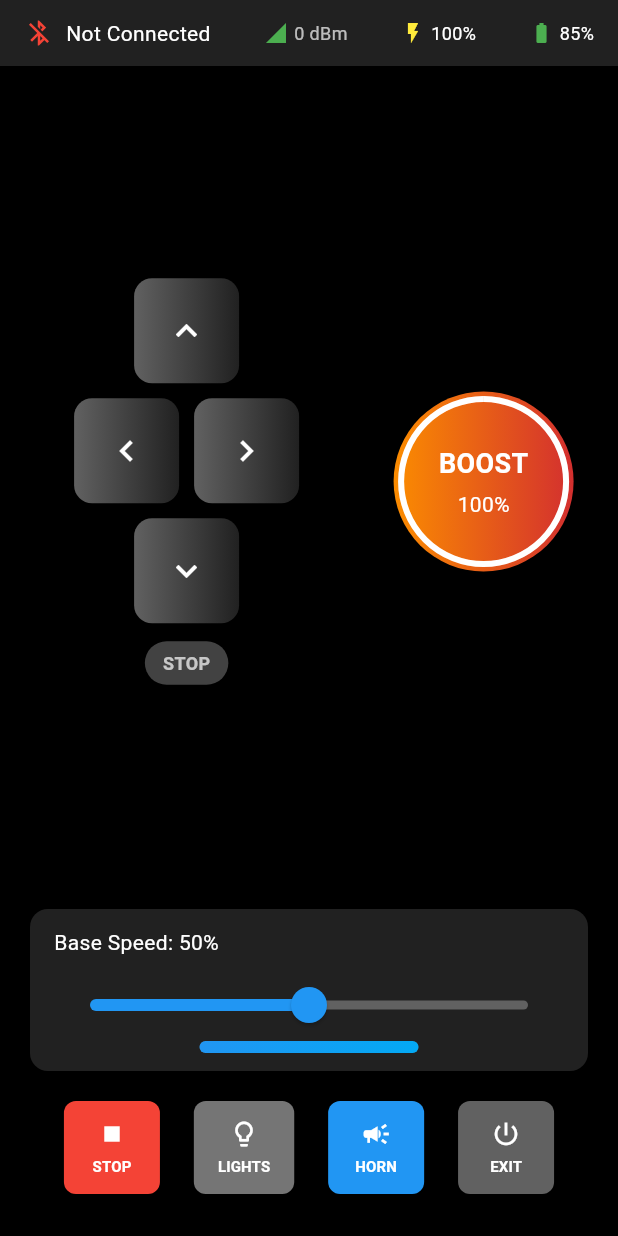
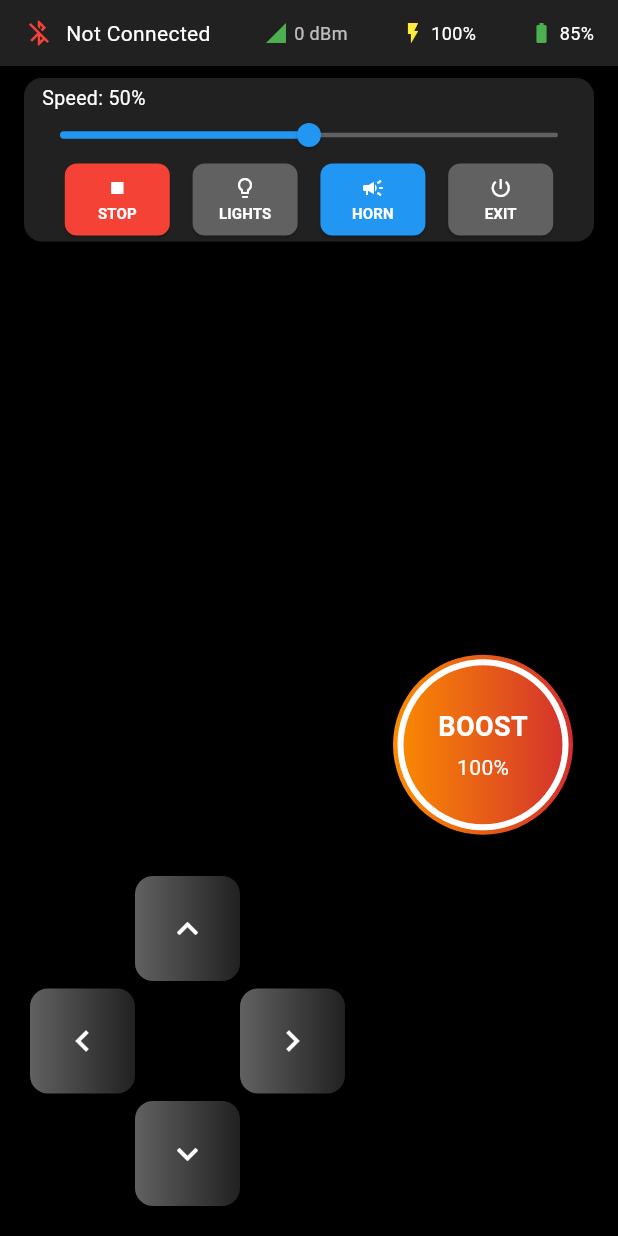
Before and after one commit to austin207/E-ATV-Controller, a Flutter app: the ControllerScreen screen opened directly, on a phone screen of 412 x 824 dp. Run offline on Flutter 3.47's test engine with Material 3 defaults, Android fonts, the light colour scheme and no system bars; our stand-ins replace flutter_blue_plus, permission_handler; missing offline and left inert: wifi_scan.

Commit message:
improved ui and added demo check

```diff
--- a/lib/screens/controller_screen.dart
+++ b/lib/screens/controller_screen.dart
@@ -6,7 +6,6 @@ import '../widgets/controls/arrow_controls.dart';
 import '../widgets/controls/boost_button.dart';
 import '../widgets/controls/speed_slider.dart';
 import '../widgets/common/status_bar.dart';
-import '../widgets/common/action_buttons.dart';
 
 class ControllerScreen extends StatelessWidget {
   const ControllerScreen({Key? key}) : super(key: key);
@@ -21,38 +20,110 @@ class ControllerScreen extends StatelessWidget {
             // Status Bar
             const StatusBar(),
 
-            // Main Control Area
+            // Combined Speed Control + Action Buttons
+            // Combined Speed Control + Action Buttons (Optimized)
+            Container(
+              margin: const EdgeInsets.symmetric(horizontal: 16, vertical: 8),
+              padding: const EdgeInsets.symmetric(horizontal: 12, vertical: 4), // Reduced padding
+              decoration: BoxDecoration(
+                color: Colors.grey[900],
+                borderRadius: BorderRadius.circular(12),
+              ),
+              child: Column(
+                mainAxisSize: MainAxisSize.min,
+                children: [
+                  // Speed Slider
+                  Consumer<ControllerProvider>(
+                    builder: (context, controller, child) {
+                      return SpeedSlider(
+                        speed: controller.speed,
+                        effectiveSpeed: controller.effectiveSpeed,
+                        onSpeedChanged: controller.setSpeed,
+                      );
+                    },
+                  ),
+
+                  // Action Buttons Row (No SizedBox - direct placement)
+                  Consumer2<ControllerProvider, ConnectionProvider>(
+                    builder: (context, controller, connection, child) {
+                      return Padding(
+                        padding: const EdgeInsets.only(top: 4), // Minimal spacing
+                        child: Row(
+                          mainAxisAlignment: MainAxisAlignment.spaceEvenly,
+                          children: [
+                            // STOP Button
+                            _buildCompactButton(
+                              onPressed: controller.emergencyStop,
+                              color: Colors.red,
+                              label: 'STOP',
+                              icon: Icons.stop,
+                            ),
+
+                            // LIGHTS Button
+                            _buildCompactButton(
+                              onPressed: controller.toggleLights,
+                              color: controller.lightsOn
+                                  ? Colors.yellow[700]!
+                                  : Colors.grey[700]!,
+                              label: 'LIGHTS',
+                              icon: controller.lightsOn
+                                  ? Icons.lightbulb
+                                  : Icons.lightbulb_outline,
+                            ),
+
+                            // HORN Button
+                            _buildCompactButton(
+                              onPressed: () {
+                                print('Horn pressed!');
+                                if (connection.selected != null) {
+                                  connection.sendCommand('HORN:1');
+                                }
+                              },
+                              color: Colors.blue,
+                              label: 'HORN',
+                              icon: Icons.campaign,
+                            ),
+
+                            // EXIT Button
+                            _buildCompactButton(
+                              onPressed: connection.disconnect,
+                              color: Colors.grey[700]!,
+                              label: 'EXIT',
+                              icon: Icons.power_settings_new,
+                            ),
+                          ],
+                        ),
+                      );
+                    },
+                  ),
+                ],
+              ),
+            ),
+
+
+            // Main Control Area - Arrows at bottom left, Boost on right
             Expanded(
-              child: Padding(
-                padding: const EdgeInsets.symmetric(horizontal: 20, vertical: 16),
-                child: Column(
+              child: Stack(
                 children: [
-                    // Arrow Controls and Boost Button Row
-                    Expanded(
-                      flex: 4, // Give more space to controls
-                      child: Row(
-                        crossAxisAlignment: CrossAxisAlignment.center,
-                        children: [
-                          // Arrow Controls (Left Side)
-                          Expanded(
-                            flex: 3,
+                  // Arrow Controls - Positioned at bottom left
+                  Positioned(
+                    bottom: 20,
+                    left: 20,
                     child: Consumer<ControllerProvider>(
                       builder: (context, controller, child) {
-                                return Center(
-                                  child: ArrowControls(
+                        return ArrowControls(
                           arrowStates: controller.arrowStates,
                           onDirectionChanged: controller.setArrowState,
-                                  ),
                         );
                       },
                     ),
                   ),
 
-                          const SizedBox(width: 24),
-
-                          // Boost Button (Right Side)
-                          Expanded(
-                            flex: 2,
+                  // Boost Button - Positioned at center right
+                  Positioned(
+                    right: 30,
+                    top: 50,
+                    bottom: 50,
                     child: Consumer<ControllerProvider>(
                       builder: (context, controller, child) {
                         return Center(
@@ -69,56 +140,44 @@ class ControllerScreen extends StatelessWidget {
                 ],
               ),
             ),
-
-                    const SizedBox(height: 24),
-
-                    // Speed Control Section
-                    Container(
-                      padding: const EdgeInsets.symmetric(horizontal: 16, vertical: 12),
-                      decoration: BoxDecoration(
-                        color: Colors.grey[900],
-                        borderRadius: BorderRadius.circular(12),
-                      ),
-                      child: Consumer<ControllerProvider>(
-                        builder: (context, controller, child) {
-                          return SpeedSlider(
-                            speed: controller.speed,
-                            effectiveSpeed: controller.effectiveSpeed,
-                            onSpeedChanged: controller.setSpeed,
-                          );
-                        },
-                      ),
-                    ),
-
-                    const SizedBox(height: 20),
-
-                    // Action Buttons
-                    Consumer2<ControllerProvider, ConnectionProvider>(
-                      builder: (context, controller, connection, child) {
-                        return ActionButtons(
-                          lightsOn: controller.lightsOn,
-                          onEmergencyStop: controller.emergencyStop,
-                          onLightToggle: controller.toggleLights,
-                          onHorn: () {
-                            print('Horn pressed!');
-                            // Add horn command here
-                            if (connection.selected != null) {
-                              connection.sendCommand('HORN:1');
-                            }
-                          },
-                          onDisconnect: connection.disconnect,
-                        );
-                      },
-                    ),
-
-                    const SizedBox(height: 12),
-                  ],
-                ),
-              ),
-            ),
           ],
         ),
       ),
     );
   }
+
+  // Helper method for compact buttons
+  Widget _buildCompactButton({
+    required VoidCallback onPressed,
+    required Color color,
+    required String label,
+    required IconData icon,
+  }) {
+    return ElevatedButton(
+      onPressed: onPressed,
+      style: ElevatedButton.styleFrom(
+        backgroundColor: color,
+        padding: const EdgeInsets.symmetric(horizontal: 8, vertical: 8),
+        minimumSize: const Size(70, 36),
+        shape: RoundedRectangleBorder(
+          borderRadius: BorderRadius.circular(8),
+        ),
+      ),
+      child: Column(
+        mainAxisSize: MainAxisSize.min,
+        children: [
+          Icon(icon, color: Colors.white, size: 16),
+          const SizedBox(height: 2),
+          Text(
+            label,
+            style: const TextStyle(
+              color: Colors.white,
+              fontSize: 10,
+              fontWeight: FontWeight.bold,
+            ),
+          ),
+        ],
+      ),
+    );
   }
+}
--- a/lib/widgets/controls/arrow_controls.dart
+++ b/lib/widgets/controls/arrow_controls.dart
@@ -62,64 +62,36 @@ class ArrowControls extends StatelessWidget {
 
   @override
   Widget build(BuildContext context) {
-    return Column(
+    return Padding(
+      padding: const EdgeInsets.only(top: 40.0), // Moved down more
+      child: Column(
         mainAxisSize: MainAxisSize.min,
         children: [
           // Up Arrow
           _buildArrowButton('up', Icons.keyboard_arrow_up),
 
-        const SizedBox(height: 10),
+          const SizedBox(height: 5),
 
-        // Left and Right Arrows
+          // Left and Right Arrows Row
           Row(
             mainAxisSize: MainAxisSize.min,
             children: [
               _buildArrowButton('left', Icons.keyboard_arrow_left),
-            const SizedBox(width: 10),
+              const SizedBox(width: 70),
               _buildArrowButton('right', Icons.keyboard_arrow_right),
             ],
           ),
 
-        const SizedBox(height: 10),
+          const SizedBox(height: 5),
 
           // Down Arrow
           _buildArrowButton('down', Icons.keyboard_arrow_down),
 
-        // Direction Indicator
-        const SizedBox(height: 12),
-        Container(
-          padding: const EdgeInsets.symmetric(horizontal: 12, vertical: 6),
-          decoration: BoxDecoration(
-            color: Colors.grey[800],
-            borderRadius: BorderRadius.circular(16),
+          // REMOVED: Direction indicator text and container
+        ],
       ),
-          child: Text(
-            _getDirectionText(),
-            style: const TextStyle(
-              color: Colors.white70,
-              fontSize: 12,
-              fontWeight: FontWeight.bold,
-            ),
-          ),
-        ),
-      ],
     );
   }
 
-  String _getDirectionText() {
-    List<String> activeDirections = [];
-    arrowStates.forEach((direction, isActive) {
-      if (isActive) {
-        activeDirections.add(direction.toUpperCase());
+// Removed _getDirectionText() method since it's no longer needed
 }
-    });
-
-    if (activeDirections.isEmpty) {
-      return 'STOP';
-    } else if (activeDirections.length == 1) {
-      return activeDirections.first;
-    } else {
-      return activeDirections.join(' + ');
-    }
-  }
-}
--- a/lib/widgets/controls/speed_slider.dart
+++ b/lib/widgets/controls/speed_slider.dart
@@ -17,33 +17,39 @@ class SpeedSlider extends StatelessWidget {
     bool isBoosted = effectiveSpeed > speed;
 
     return Column(
+      mainAxisSize: MainAxisSize.min,
       children: [
+        // Speed labels row
         Row(
           mainAxisAlignment: MainAxisAlignment.spaceBetween,
           children: [
             Text(
-              'Base Speed: ${speed.toInt()}%',
-              style: const TextStyle(color: Colors.white, fontSize: 14),
+              'Speed: ${speed.toInt()}%',
+              style: const TextStyle(color: Colors.white, fontSize: 13),
             ),
             if (isBoosted)
               Text(
                 'BOOSTED: ${effectiveSpeed.toInt()}%',
                 style: const TextStyle(
                   color: Colors.orange,
-                  fontSize: 14,
+                  fontSize: 13,
                   fontWeight: FontWeight.bold,
                 ),
               ),
           ],
         ),
-        const SizedBox(height: 8),
-        SliderTheme(
+
+        // Simple Slider with track only
+        SizedBox(
+          height: 30,
+          child: SliderTheme(
             data: SliderTheme.of(context).copyWith(
               activeTrackColor: isBoosted ? Colors.orange : Colors.blue,
               inactiveTrackColor: Colors.grey[700],
               thumbColor: isBoosted ? Colors.orange : Colors.blue,
-            thumbShape: const RoundSliderThumbShape(enabledThumbRadius: 12),
-            trackHeight: 6,
+              thumbShape: const RoundSliderThumbShape(enabledThumbRadius: 8),
+              trackHeight: 3,
+              overlayShape: const RoundSliderOverlayShape(overlayRadius: 12),
             ),
             child: Slider(
               value: speed,
@@ -53,29 +59,9 @@ class SpeedSlider extends StatelessWidget {
               onChanged: onSpeedChanged,
             ),
           ),
-        // Visual speed indicator
-        Container(
-          height: 8,
-          margin: const EdgeInsets.symmetric(horizontal: 24),
-          decoration: BoxDecoration(
-            borderRadius: BorderRadius.circular(4),
-            color: Colors.grey[800],
         ),
-          child: FractionallySizedBox(
-            alignment: Alignment.centerLeft,
-            widthFactor: effectiveSpeed / 100.0,
-            child: Container(
-              decoration: BoxDecoration(
-                borderRadius: BorderRadius.circular(4),
-                gradient: LinearGradient(
-                  colors: isBoosted
-                      ? [Colors.orange, Colors.red]
-                      : [Colors.blue, Colors.lightBlue],
-                ),
-              ),
-            ),
-          ),
-        ),
+
+        // REMOVED: Progress bar Container
       ],
     );
   }
```
Lines whose indentation alone changed are shown as unchanged.
